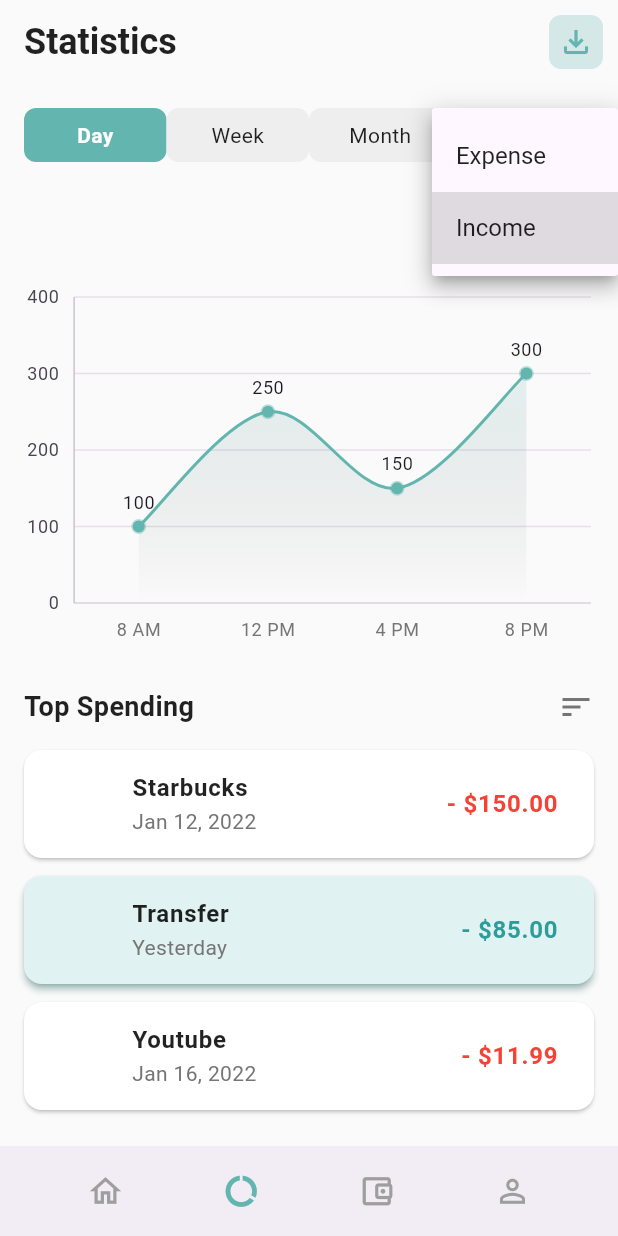
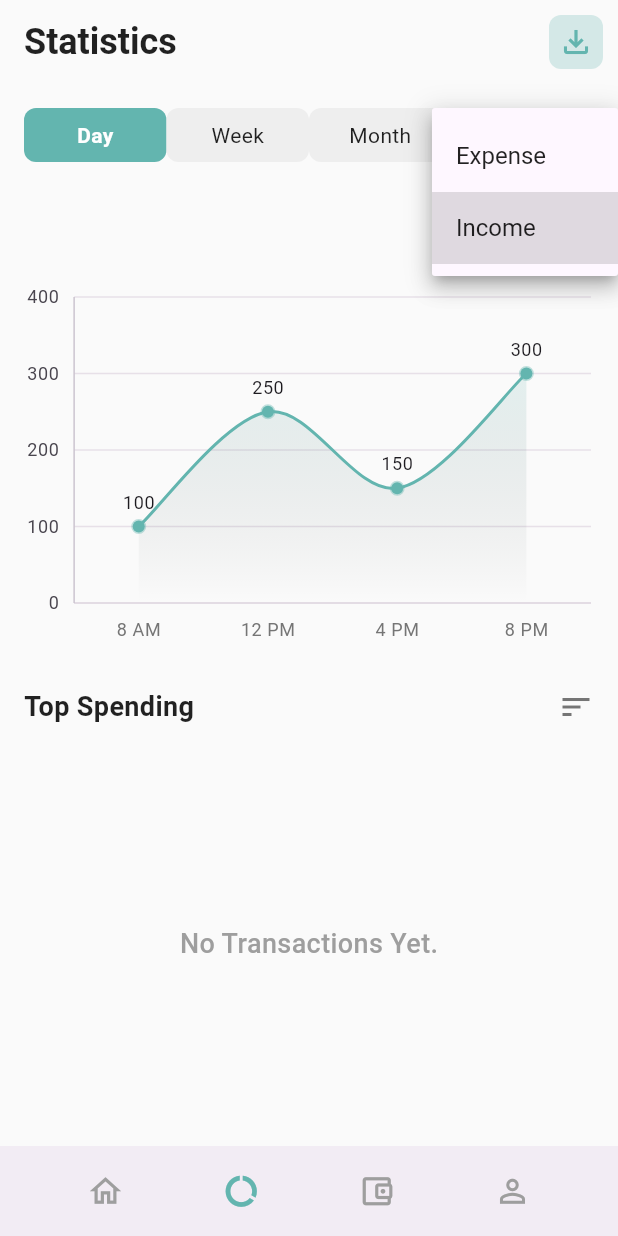
Before and after one commit to Gagan-Saini-GS/tracker, a Flutter app: the screen it shows after launch, item 2 of the bottom bar chosen, after a tap on "Income", on a phone screen of 412 x 824 dp. Run offline on Flutter 3.47's test engine with Material 3 defaults, Android fonts, the phone set to English and light mode, and no system bars; our stand-ins replace flutter_riverpod, go_router, syncfusion_flutter_charts.

Commit message:
Created state for transaction and showed list

```diff
--- /dev/null
+++ b/lib/models/transaction.dart
@@ -0,0 +1,13 @@
+class Transaction {
+  final String name;
+  final double amount;
+  final DateTime date;
+  final bool isIncome;
+
+  Transaction({
+    required this.name,
+    required this.amount,
+    required this.date,
+    required this.isIncome,
+  });
+}
--- /dev/null
+++ b/lib/providers/transaction_provider.dart
@@ -0,0 +1,15 @@
+import 'package:flutter_riverpod/flutter_riverpod.dart';
+import '../models/transaction.dart';
+
+class TransactionListNotifier extends StateNotifier<List<Transaction>> {
+  TransactionListNotifier() : super([]);
+
+  void addTransaction(Transaction transaction) {
+    state = [transaction, ...state];
+  }
+}
+
+final transactionListProvider =
+    StateNotifierProvider<TransactionListNotifier, List<Transaction>>(
+      (ref) => TransactionListNotifier(),
+    );
--- a/lib/screens/home/balance_card.dart
+++ b/lib/screens/home/balance_card.dart
@@ -1,10 +1,27 @@
 import 'package:flutter/material.dart';
+import 'package:flutter_riverpod/flutter_riverpod.dart';
+import 'package:tracker/providers/transaction_provider.dart';
 
-class BalanceCard extends StatelessWidget {
+class BalanceCard extends ConsumerWidget {
   const BalanceCard({super.key});
 
   @override
-  Widget build(BuildContext context) {
+  Widget build(BuildContext context, WidgetRef ref) {
+    final totalBalance = ref.watch(transactionListProvider);
+
+    final totalAmount = totalBalance.fold(
+      0.0,
+      (sum, item) => sum + (item.isIncome ? item.amount : -item.amount),
+    );
+    final totalIncome = totalBalance.fold(
+      0.0,
+      (sum, item) => sum + (item.isIncome ? item.amount : 0),
+    );
+    final totalExpense = totalBalance.fold(
+      0.0,
+      (sum, item) => sum + (item.isIncome ? 0 : item.amount),
+    );
+
     return Container(
       width: double.infinity,
       padding: const EdgeInsets.all(20),
@@ -37,8 +54,8 @@ class BalanceCard extends StatelessWidget {
             ],
           ),
           // const SizedBox(height: 10),
-          const Text(
-            '₹ 2,548.00',
+          Text(
+            '₹ ${totalAmount.toStringAsFixed(2)}',
             style: TextStyle(
               color: Colors.white,
               fontSize: 32,
@@ -48,15 +65,15 @@ class BalanceCard extends StatelessWidget {
           const SizedBox(height: 18),
           Row(
             mainAxisAlignment: MainAxisAlignment.spaceBetween,
-            children: const [
+            children: [
               _BalanceDetail(
                 label: 'Income',
-                amount: '₹ 1,840.00',
+                amount: totalIncome,
                 icon: Icons.arrow_downward,
               ),
               _BalanceDetail(
                 label: 'Expenses',
-                amount: '₹ 284.00',
+                amount: totalExpense,
                 icon: Icons.arrow_upward,
               ),
             ],
@@ -69,7 +86,7 @@ class BalanceCard extends StatelessWidget {
 
 class _BalanceDetail extends StatelessWidget {
   final String label;
-  final String amount;
+  final double amount;
   final IconData icon;
   const _BalanceDetail({
     required this.label,
@@ -98,7 +115,7 @@ class _BalanceDetail extends StatelessWidget {
               style: const TextStyle(color: Colors.white, fontSize: 14),
             ),
             Text(
-              amount,
+              '₹ ${amount.toStringAsFixed(2)}',
               style: const TextStyle(
                 color: Colors.white,
                 fontWeight: FontWeight.bold,
--- a/lib/screens/home/home_screen.dart
+++ b/lib/screens/home/home_screen.dart
@@ -1,15 +1,17 @@
 import 'package:flutter/material.dart';
+import 'package:flutter_riverpod/flutter_riverpod.dart';
 import 'package:go_router/go_router.dart';
+import 'package:tracker/providers/transaction_provider.dart';
 import 'package:tracker/screens/home/balance_card.dart';
 import 'package:tracker/screens/home/transaction_item.dart';
 import 'package:tracker/utils/getGreeting.dart';
 import '../../widgets/bottom_nav_bar.dart';
 
-class HomeScreen extends StatelessWidget {
+class HomeScreen extends ConsumerWidget {
   const HomeScreen({super.key});
 
   @override
-  Widget build(BuildContext context) {
+  Widget build(BuildContext context, WidgetRef ref) {
     return Scaffold(
       backgroundColor: const Color(0xFF63B5AF),
       body: Stack(
@@ -105,7 +107,7 @@ class HomeScreen extends StatelessWidget {
                     ),
                   ),
                   // Transaction History Section
-                  _buildTransactionHistory(),
+                  _buildTransactionHistory(ref),
                 ],
               ),
             ),
@@ -125,7 +127,9 @@ class HomeScreen extends StatelessWidget {
     );
   }
 
-  Expanded _buildTransactionHistory() {
+  Expanded _buildTransactionHistory(WidgetRef ref) {
+    final transactions = ref.watch(transactionListProvider);
+
     return Expanded(
       child: Container(
         padding: const EdgeInsets.symmetric(horizontal: 20, vertical: 0),
@@ -149,78 +153,37 @@ class HomeScreen extends StatelessWidget {
             ),
             const SizedBox(height: 10),
             Expanded(
-              child: SingleChildScrollView(
-                physics: AlwaysScrollableScrollPhysics(),
-                child: Column(
-                  children: [
-                    // Transaction List
-                    TransactionItem(
-                      icon: Icons.work,
-                      iconBg: Color(0xFFE5F8ED),
-                      iconAsset:
-                          'assets/images/man.png', // Placeholder, replace with Upwork logo asset if available
-                      title: 'Upwork',
-                      date: 'Today',
-                      amount: '+ 850.00',
-                      isIncome: true,
+              child: transactions.isEmpty
+                  ? const Center(
+                      child: Text(
+                        'No Transactions Yet.',
+                        style: TextStyle(
+                          fontSize: 18,
+                          fontWeight: FontWeight.w500,
+                          color: Colors.grey,
+                        ),
+                      ),
+                    )
+                  : ListView.builder(
+                      padding: EdgeInsets.all(0),
+                      itemCount: transactions.length,
+                      itemBuilder: (context, index) {
+                        final tx = transactions[index];
+                        return TransactionItem(
+                          icon: tx.isIncome ? Icons.work : Icons.ondemand_video,
+                          iconBg: tx.isIncome
+                              ? Color(0xFFE5F8ED)
+                              : Color(0xFFFDECEA),
+                          iconAsset: null,
+                          title: tx.name,
+                          date:
+                              "${tx.date.day.toString().padLeft(2, '0')}/${tx.date.month.toString().padLeft(2, '0')}/${tx.date.year}",
+                          amount:
+                              "${tx.isIncome ? '+' : '-'} ₹${tx.amount.toStringAsFixed(2)}",
+                          isIncome: tx.isIncome,
+                        );
+                      },
                     ),
-                    TransactionItem(
-                      icon: Icons.person,
-                      iconBg: Color(0xFFE5E5E5),
-                      iconAsset: null,
-                      title: 'Transfer',
-                      date: 'Yesterday',
-                      amount: '- 85.00',
-                      isIncome: false,
-                    ),
-                    TransactionItem(
-                      icon: Icons.account_balance_wallet,
-                      iconBg: Color(0xFFE5F8ED),
-                      iconAsset: null,
-                      title: 'Paypal',
-                      date: 'Jan 30, 2022',
-                      amount: '+ ₹ 1,406.00',
-                      isIncome: true,
-                    ),
-                    TransactionItem(
-                      icon: Icons.ondemand_video,
-                      iconBg: Color(0xFFFDECEA),
-                      iconAsset: null,
-                      title: 'Youtube',
-                      date: 'Jan 16, 2022',
-                      amount: '- 11.99',
-                      isIncome: false,
-                    ),
-                    TransactionItem(
-                      icon: Icons.ondemand_video,
-                      iconBg: Color(0xFFFDECEA),
-                      iconAsset: null,
-                      title: 'Youtube',
-                      date: 'Jan 16, 2022',
-                      amount: '- 11.99',
-                      isIncome: false,
-                    ),
-                    TransactionItem(
-                      icon: Icons.ondemand_video,
-                      iconBg: Color(0xFFFDECEA),
-                      iconAsset: null,
-                      title: 'Youtube',
-                      date: 'Jan 16, 2022',
-                      amount: '- 11.99',
-                      isIncome: false,
-                    ),
-                    TransactionItem(
-                      icon: Icons.ondemand_video,
-                      iconBg: Color(0xFFFDECEA),
-                      iconAsset: null,
-                      title: 'Youtube',
-                      date: 'Jan 16, 2022',
-                      amount: '- 11.99',
-                      isIncome: false,
-                    ),
-                  ],
-                ),
-              ),
             ),
           ],
         ),
--- a/lib/screens/statistics/graph_screen.dart
+++ b/lib/screens/statistics/graph_screen.dart
@@ -198,37 +198,37 @@ class ReusableLineChart extends ConsumerWidget {
     );
   }
 
-  // Helper to approximate X position for custom tooltip
-  double _getPointXPosition(
-    String xValue,
-    List<ChartData> data,
-    BuildContext context,
-  ) {
-    final index = data.indexWhere((element) => element.x == xValue);
-    if (index == -1) return 0;
+  // // Helper to approximate X position for custom tooltip
+  // double _getPointXPosition(
+  //   String xValue,
+  //   List<ChartData> data,
+  //   BuildContext context,
+  // ) {
+  //   final index = data.indexWhere((element) => element.x == xValue);
+  //   if (index == -1) return 0;
 
-    final chartWidth =
-        MediaQuery.of(context).size.width - 32; // Subtract padding
-    final segmentWidth = chartWidth / (data.length - 1);
-    return (index * segmentWidth) +
-        16 -
-        20; // Adjust for padding and tooltip width
-  }
+  //   final chartWidth =
+  //       MediaQuery.of(context).size.width - 32; // Subtract padding
+  //   final segmentWidth = chartWidth / (data.length - 1);
+  //   return (index * segmentWidth) +
+  //       16 -
+  //       20; // Adjust for padding and tooltip width
+  // }
 
-  // Helper to approximate Y position for custom tooltip
-  double _getPointYPosition(
-    double yValue,
-    List<ChartData> data,
-    BuildContext context,
-  ) {
-    final maxVal = data.map((e) => e.y).reduce((a, b) => a > b ? a : b);
-    final minVal = data.map((e) => e.y).reduce((a, b) => a < b ? a : b);
-    final chartHeight = 250.0; // Chart height
-    final yAxisRange = maxVal - minVal;
-    if (yAxisRange == 0) return chartHeight / 2; // Avoid division by zero
+  // // Helper to approximate Y position for custom tooltip
+  // double _getPointYPosition(
+  //   double yValue,
+  //   List<ChartData> data,
+  //   BuildContext context,
+  // ) {
+  //   final maxVal = data.map((e) => e.y).reduce((a, b) => a > b ? a : b);
+  //   final minVal = data.map((e) => e.y).reduce((a, b) => a < b ? a : b);
+  //   final chartHeight = 250.0; // Chart height
+  //   final yAxisRange = maxVal - minVal;
+  //   if (yAxisRange == 0) return chartHeight / 2; // Avoid division by zero
 
-    final normalizedY = (yValue - minVal) / yAxisRange;
-    return chartHeight -
-        (normalizedY * chartHeight); // Invert for screen coordinates
-  }
+  //   final normalizedY = (yValue - minVal) / yAxisRange;
+  //   return chartHeight -
+  //       (normalizedY * chartHeight); // Invert for screen coordinates
+  // }
 }
--- a/lib/screens/statistics/statistics_screen.dart
+++ b/lib/screens/statistics/statistics_screen.dart
@@ -1,14 +1,19 @@
 import 'package:flutter/material.dart';
+import 'package:flutter_riverpod/flutter_riverpod.dart';
+import 'package:tracker/providers/transaction_provider.dart';
+import 'package:tracker/screens/home/transaction_item.dart';
 import 'package:tracker/screens/statistics/expense_type_dropdown.dart';
 import 'package:tracker/screens/statistics/graph_screen.dart';
 import 'package:tracker/screens/statistics/time_filter_button.dart';
 import 'package:tracker/widgets/bottom_nav_bar.dart';
 
-class StatisticsScreen extends StatelessWidget {
+class StatisticsScreen extends ConsumerWidget {
   const StatisticsScreen({super.key});
 
   @override
-  Widget build(BuildContext context) {
+  Widget build(BuildContext context, WidgetRef ref) {
+    final transactions = ref.watch(transactionListProvider);
+
     return Scaffold(
       backgroundColor: Colors.grey[50],
       appBar: AppBar(
@@ -52,8 +57,7 @@ class StatisticsScreen extends StatelessWidget {
           ),
         ],
       ),
-      body: SingleChildScrollView(
-        child: Column(
+      body: Column(
         children: [
           Padding(
             padding: const EdgeInsets.all(16.0),
@@ -87,78 +91,42 @@ class StatisticsScreen extends StatelessWidget {
             ),
           ),
           const SizedBox(height: 10),
-            // Example of spending list items
-            _buildSpendingListItem(
-              context,
-              'Starbucks',
-              'Jan 12, 2022',
-              '- \$150.00',
-              Colors.red,
-              'https://placehold.co/40x40/00704A/ffffff?text=SB', // Placeholder for Starbucks logo
+          Expanded(
+            child: transactions.isEmpty
+                ? const Center(
+                    child: Text(
+                      'No Transactions Yet.',
+                      style: TextStyle(
+                        fontSize: 18,
+                        fontWeight: FontWeight.w500,
+                        color: Colors.grey,
                       ),
-            _buildSpendingListItem(
-              context,
-              'Transfer',
-              'Yesterday',
-              '- \$85.00',
-              const Color(0xFF2D9C9A),
-              'https://placehold.co/40x40/2D9C9A/ffffff?text=TR', // Placeholder for Transfer icon
-              isHighlighted: true,
                     ),
-            _buildSpendingListItem(
-              context,
-              'Youtube',
-              'Jan 16, 2022',
-              '- \$11.99',
-              Colors.red,
-              'https://placehold.co/40x40/FF0000/ffffff?text=YT', // Placeholder for Youtube logo
+                  )
+                : ListView.builder(
+                    padding: EdgeInsets.symmetric(horizontal: 16, vertical: 0),
+                    itemCount: transactions.length,
+                    itemBuilder: (context, index) {
+                      final tx = transactions[index];
+                      return TransactionItem(
+                        icon: tx.isIncome ? Icons.work : Icons.ondemand_video,
+                        iconBg: tx.isIncome
+                            ? Color(0xFFE5F8ED)
+                            : Color(0xFFFDECEA),
+                        iconAsset: null,
+                        title: tx.name,
+                        date:
+                            "${tx.date.day.toString().padLeft(2, '0')}/${tx.date.month.toString().padLeft(2, '0')}/${tx.date.year}",
+                        amount:
+                            "${tx.isIncome ? '+' : '-'} ₹${tx.amount.toStringAsFixed(2)}",
+                        isIncome: tx.isIncome,
+                      );
+                    },
+                  ),
           ),
         ],
-        ),
       ),
       bottomNavigationBar: const BottomNavBar(currentIndex: 1),
     );
   }
-
-  Widget _buildSpendingListItem(
-    BuildContext context,
-    String title,
-    String date,
-    String amount,
-    Color amountColor,
-    String imageUrl, {
-    bool isHighlighted = false,
-  }) {
-    return Card(
-      margin: const EdgeInsets.symmetric(horizontal: 16, vertical: 6),
-      elevation: isHighlighted ? 2 : 1,
-      shadowColor: isHighlighted ? const Color(0xFF63B5AF) : Colors.black87,
-      shape: RoundedRectangleBorder(borderRadius: BorderRadius.circular(12)),
-      color: isHighlighted
-          ? const Color(0xFFE0F2F1)
-          : Colors.white, // Light teal for highlighted
-      child: ListTile(
-        leading: CircleAvatar(
-          backgroundColor: Colors.transparent,
-          // backgroundImage: NetworkImage(imageUrl),
-        ),
-        title: Text(
-          title,
-          style: const TextStyle(
-            fontWeight: FontWeight.bold,
-            color: Colors.black87,
-          ),
-        ),
-        subtitle: Text(date, style: TextStyle(color: Colors.grey[600])),
-        trailing: Text(
-          amount,
-          style: TextStyle(
-            color: amountColor,
-            fontWeight: FontWeight.bold,
-            fontSize: 16,
-          ),
-        ),
-      ),
-    );
 }
-}
--- a/lib/screens/transaction/add_transaction_screen.dart
+++ b/lib/screens/transaction/add_transaction_screen.dart
@@ -1,14 +1,18 @@
 import 'package:flutter/material.dart';
+import 'package:flutter_riverpod/flutter_riverpod.dart';
 import 'package:go_router/go_router.dart';
+import 'package:tracker/models/transaction.dart';
+import 'package:tracker/providers/transaction_provider.dart';
 
-class AddTransactionScreen extends StatefulWidget {
+class AddTransactionScreen extends ConsumerStatefulWidget {
   const AddTransactionScreen({super.key});
 
   @override
-  State<AddTransactionScreen> createState() => _AddTransactionScreenState();
+  ConsumerState<AddTransactionScreen> createState() =>
+      _AddTransactionScreenState();
 }
 
-class _AddTransactionScreenState extends State<AddTransactionScreen>
+class _AddTransactionScreenState extends ConsumerState<AddTransactionScreen>
     with SingleTickerProviderStateMixin {
   late TabController _tabController;
   final _formKey = GlobalKey<FormState>();
@@ -76,6 +80,15 @@ class _AddTransactionScreenState extends State<AddTransactionScreen>
       final transactionType = _isIncome ? 'Income' : 'Expense';
       final name = _nameController.text.trim();
       final amount = double.parse(_amountController.text.trim());
+
+      final transaction = Transaction(
+        name: name,
+        amount: amount,
+        date: _selectedDate,
+        isIncome: _isIncome,
+      );
+
+      ref.read(transactionListProvider.notifier).addTransaction(transaction);
 
       // Clear the form
       _clearForm();
```
Lines whose indentation alone changed are shown as unchanged.
